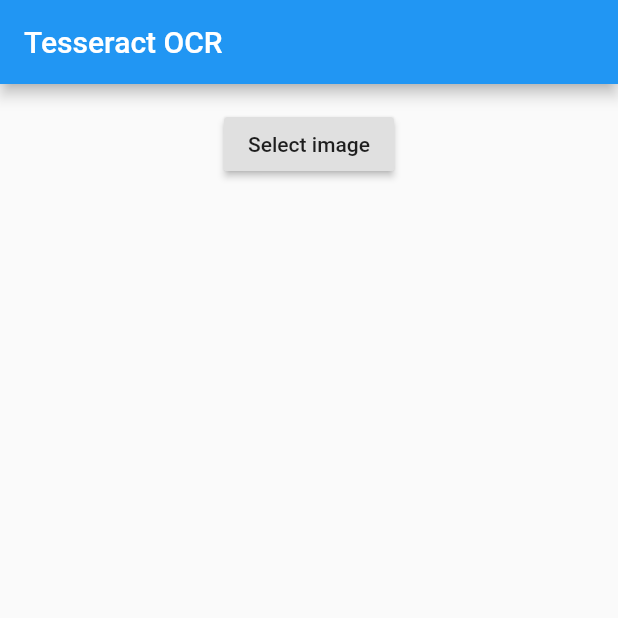
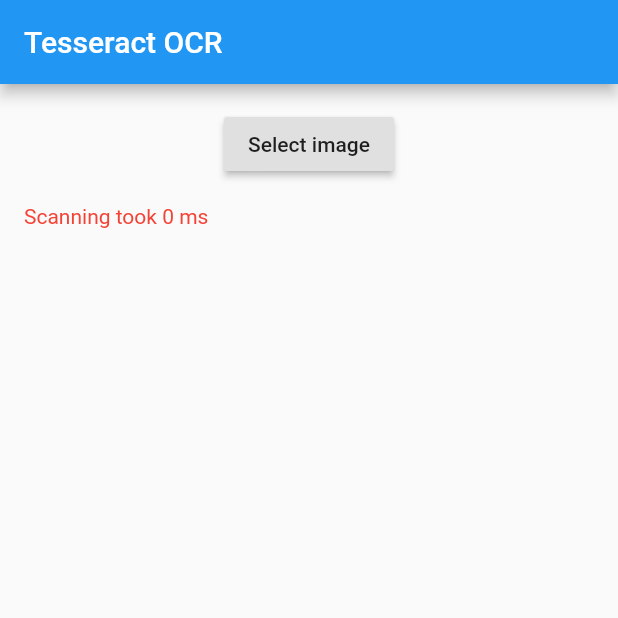
Before and after one commit to arrrrny/tesseract_ocr, a Flutter app: the screen it shows after launch, after a tap on "Select image", on a phone screen of 412 x 824 dp, the top half of it. Run offline on Flutter 3.47's test engine with Material 2 defaults, Android fonts, the phone set to English and light mode, and no system bars; our stand-ins replace file_picker.

Commit message:
Add scan time

```diff
--- a/example/lib/main.dart
+++ b/example/lib/main.dart
@@ -11,6 +11,7 @@
 
 class _MyAppState extends State<MyApp> {
   String _extractText = '';
+  int _scanTime = 0;
 
   @override
   Widget build(BuildContext context) {
@@ -29,10 +30,19 @@
                     onPressed: () async {
                       var file =
                           await FilePicker.getFilePath(type: FileType.image);
+                      var watch = Stopwatch()..start();
                       _extractText = await TesseractOcr.extractText(file);
+                      _scanTime = watch.elapsedMilliseconds;
                       setState(() {});
                     },
                   ),
+                ),
+                SizedBox(
+                  height: 16,
+                ),
+                Text(
+                  'Scanning took $_scanTime ms',
+                  style: TextStyle(color: Colors.red),
                 ),
                 SizedBox(
                   height: 16,
```
